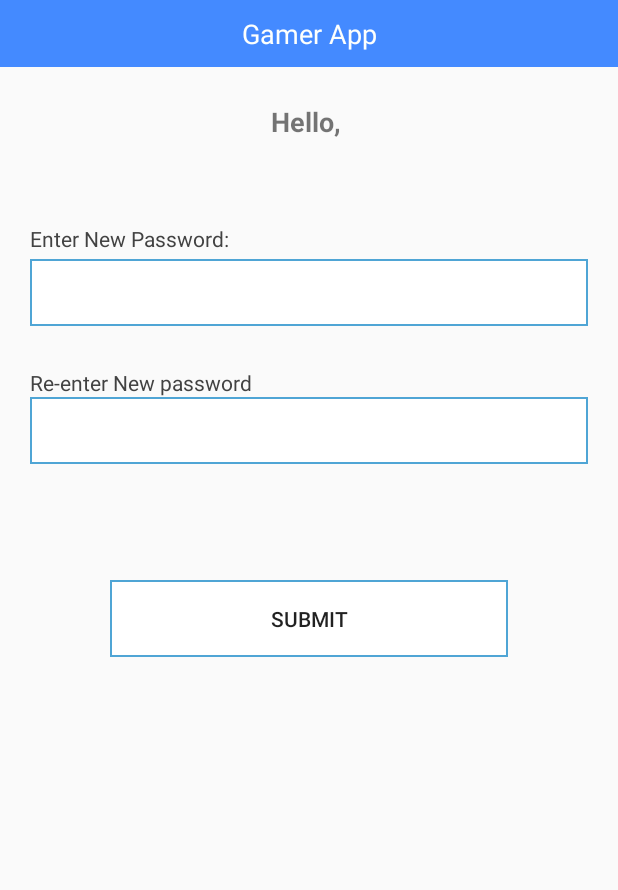
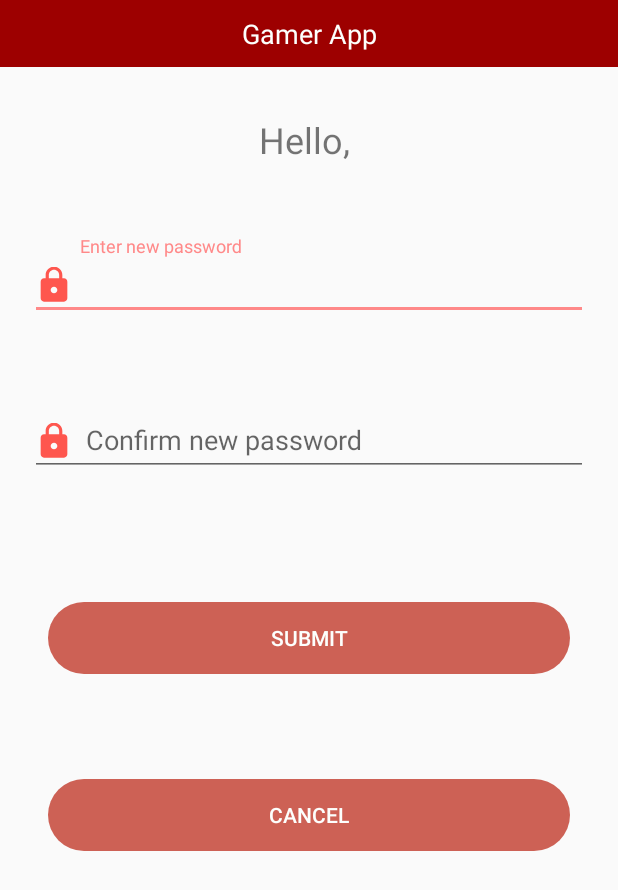
Before and after one commit to samirthaker2020/GamerApp1.0, an Android app: the RecoverPassword screen opened directly, with no data from a screen before it, on a phone screen of 412 x 824 dp. Shown: the top 890 px of the screen. Run offline under Robolectric (Android 15) with nearby library versions, the phone set to English and light mode, and no system bars; our stand-ins replace Volley.

Commit message:
fix: updated recover password UI

```diff
--- a/app/src/main/java/com/example/gamerapp/Controller/RecoverPassword.java
+++ b/app/src/main/java/com/example/gamerapp/Controller/RecoverPassword.java
@@ -20,6 +20,7 @@ import com.android.volley.Request;
 import com.android.volley.Response;
 import com.android.volley.VolleyError;
 import com.android.volley.toolbox.StringRequest;
+import com.example.gamerapp.ForgotPassword;
 import com.example.gamerapp.Others.Constants;
 import com.example.gamerapp.Others.VolleySingleton;
 import com.example.gamerapp.R;
@@ -34,7 +35,7 @@ public class RecoverPassword extends AppCompatActivity {
     String  PrecoveryUser;
     EditText pass0,pass1;
     TextView userTitle;
-    Button btnupdatepassword;
+    Button btnupdatepassword,btnrecover_password;
     final String PrecoveryURL = Constants.URL_PASSWORDRECOVERY;
     @Override
     protected void onCreate(Bundle savedInstanceState) {
@@ -49,14 +50,21 @@ public class RecoverPassword extends AppCompatActivity {
             pass0=(EditText) findViewById(R.id.recPassword0);
             pass1=(EditText) findViewById(R.id.recPassword1);
             btnupdatepassword=(Button) findViewById(R.id.btnrecovery);
-
+btnrecover_password=(Button) findViewById(R.id.btncancel_recoverpassword);
             btnupdatepassword.setOnClickListener(new View.OnClickListener() {
                 @Override
                 public void onClick(View v) {
 validate();
                 }
             });
-
+btnrecover_password.setOnClickListener(new View.OnClickListener() {
+    @Override
+    public void onClick(View v) {
+        finish();
+        Intent intent = new Intent(RecoverPassword.this, MainActivity.class);
+        startActivity(intent);
+    }
+});
         }
 
     public void validate()
--- a/app/src/main/res/layout/activity_recover_password.xml
+++ b/app/src/main/res/layout/activity_recover_password.xml
@@ -10,8 +10,7 @@
         android:id="@+id/logintopborder5"
         android:layout_width="match_parent"
         android:layout_height="wrap_content"
-        android:layout_marginBottom="49dp"
-        android:background="#448AFF"
+        android:background="@color/colorPrimaryDark"
         android:padding="10dp"
         android:textSize="18sp"
 
@@ -19,22 +18,6 @@
         app:layout_constraintHorizontal_bias="0.0"
         app:layout_constraintStart_toStartOf="parent"
         app:layout_constraintTop_toTopOf="parent" />
-
-    <TextView
-        android:id="@+id/usertTitle"
-        android:layout_width="match_parent"
-        android:layout_height="wrap_content"
-        android:layout_marginTop="24dp"
-        android:layout_marginBottom="57dp"
-        android:gravity="center|center_vertical"
-        android:text="TextView"
-        android:textSize="18sp"
-        android:textStyle="bold"
-        app:layout_constraintBottom_toTopOf="@+id/textView7"
-        app:layout_constraintEnd_toEndOf="parent"
-        app:layout_constraintHorizontal_bias="0.0"
-        app:layout_constraintStart_toStartOf="parent"
-        app:layout_constraintTop_toBottomOf="@+id/logintopborder5" />
 
     <TextView
         android:id="@+id/Recovertitle"
@@ -49,71 +32,116 @@
         app:layout_constraintStart_toStartOf="@+id/logintopborder5"
         app:layout_constraintTop_toTopOf="parent" />
 
+
+    <com.google.android.material.textfield.TextInputLayout
+        android:id="@+id/username_text_input_layout12"
+        android:layout_width="match_parent"
+        android:layout_height="wrap_content"
+        android:layout_marginStart="20dp"
+        android:layout_marginTop="48dp"
+
+        android:layout_marginEnd="20dp"
+        android:layout_marginBottom="48dp"
+
+
+        app:layout_constraintBottom_toTopOf="@+id/username_text_input_layout13"
+        app:layout_constraintEnd_toEndOf="parent"
+        app:layout_constraintHorizontal_bias="0.0"
+        app:layout_constraintStart_toStartOf="parent"
+        app:layout_constraintTop_toBottomOf="@+id/usertTitle"
+        tools:ignore="MissingConstraints">
+
         <EditText
             android:id="@+id/recPassword0"
             android:layout_width="match_parent"
-        android:layout_height="wrap_content"
-        android:layout_marginLeft="20dp"
+            android:layout_height="match_parent"
+            android:layout_marginLeft="0dp"
             android:layout_marginTop="4dp"
-        android:layout_marginRight="20dp"
-        android:background="@drawable/border"
+            android:layout_marginRight="0dp"
+
+            android:drawableStart="@drawable/ic_reg_password"
             android:ems="10"
+            android:hint="  Enter new password"
             android:inputType="textPassword"
             app:layout_constraintEnd_toEndOf="parent"
             app:layout_constraintStart_toStartOf="parent"
             app:layout_constraintTop_toBottomOf="@+id/textView7" />
+    </com.google.android.material.textfield.TextInputLayout>
 
-    <TextView
-        android:id="@+id/textView7"
+    <Button
+        android:id="@+id/btnrecovery"
         android:layout_width="match_parent"
         android:layout_height="wrap_content"
-        android:layout_marginLeft="20dp"
-        android:layout_marginTop="56dp"
-        android:layout_marginRight="20dp"
-        android:text="Enter New Password:"
-        android:textColor="@color/cardview_dark_background"
+        android:layout_marginStart="32dp"
+        android:layout_marginTop="84dp"
+        android:layout_marginEnd="32dp"
+        android:background="@drawable/oval"
+        android:text="SUBMIT"
+        android:textColor="@color/ic_appicon_background"
         app:layout_constraintEnd_toEndOf="parent"
-        app:layout_constraintHorizontal_bias="0.146"
         app:layout_constraintStart_toStartOf="parent"
-        app:layout_constraintTop_toBottomOf="@+id/usertTitle" />
+        app:layout_constraintTop_toBottomOf="@+id/username_text_input_layout13" />
 
-    <TextView
-        android:id="@+id/textView8"
+    <com.google.android.material.textfield.TextInputLayout
+        android:id="@+id/username_text_input_layout13"
         android:layout_width="match_parent"
         android:layout_height="wrap_content"
-        android:layout_marginLeft="20dp"
-        android:layout_marginTop="152dp"
-        android:layout_marginRight="20dp"
-        android:text="Re-enter New password"
-        android:textColor="@color/cardview_dark_background"
+        android:layout_marginStart="20dp"
+        android:layout_marginTop="48dp"
+        android:layout_marginEnd="20dp"
+
         app:layout_constraintEnd_toEndOf="parent"
+        app:layout_constraintHorizontal_bias="0.0"
+
+
         app:layout_constraintStart_toStartOf="parent"
-        app:layout_constraintTop_toBottomOf="@+id/usertTitle" />
+        app:layout_constraintTop_toBottomOf="@+id/username_text_input_layout12"
+        tools:ignore="MissingConstraints">
 
         <EditText
             android:id="@+id/recPassword1"
             android:layout_width="match_parent"
             android:layout_height="wrap_content"
-        android:layout_marginLeft="20dp"
-        android:layout_marginRight="20dp"
-        android:background="@drawable/border"
+            android:layout_marginLeft="0dp"
+            android:layout_marginRight="0dp"
+
+            android:drawableStart="@drawable/ic_reg_password"
             android:ems="10"
+            android:hint="  Confirm new password"
             android:inputType="textPassword"
             app:layout_constraintEnd_toEndOf="parent"
             app:layout_constraintStart_toStartOf="parent"
             app:layout_constraintTop_toBottomOf="@+id/textView8" />
+    </com.google.android.material.textfield.TextInputLayout>
+
+    <TextView
+        android:id="@+id/usertTitle"
+        android:layout_width="match_parent"
+        android:layout_height="wrap_content"
+        android:layout_marginTop="32dp"
+        android:gravity="center"
+        android:text="TextView"
+        android:textSize="24sp"
+        app:layout_constraintBottom_toTopOf="@+id/username_text_input_layout12"
+        app:layout_constraintEnd_toEndOf="parent"
+        app:layout_constraintHorizontal_bias="0.0"
+        app:layout_constraintStart_toStartOf="parent"
+        app:layout_constraintTop_toBottomOf="@+id/logintopborder5"
+        app:layout_constraintVertical_bias="0.139" />
 
     <Button
-        android:id="@+id/btnrecovery"
-        android:layout_width="265dp"
-        android:layout_height="51dp"
-        android:layout_marginTop="28dp"
-        android:background="@drawable/border"
-        android:text="SUBMIT"
+        android:id="@+id/btncancel_recoverpassword"
+        android:layout_width="match_parent"
+        android:layout_height="wrap_content"
+        android:layout_marginStart="32dp"
+        android:layout_marginEnd="32dp"
+        android:background="@drawable/oval"
+        android:text="Cancel"
+        android:textColor="@color/ic_appicon_background"
         app:layout_constraintBottom_toBottomOf="parent"
         app:layout_constraintEnd_toEndOf="parent"
         app:layout_constraintStart_toStartOf="parent"
-        app:layout_constraintTop_toBottomOf="@+id/recPassword1"
-        app:layout_constraintVertical_bias="0.113" />
+        app:layout_constraintTop_toBottomOf="@+id/btnrecovery"
+        app:layout_constraintVertical_bias="0.215" />
 
 </androidx.constraintlayout.widget.ConstraintLayout>
```
Lines whose indentation alone changed are shown as unchanged.
